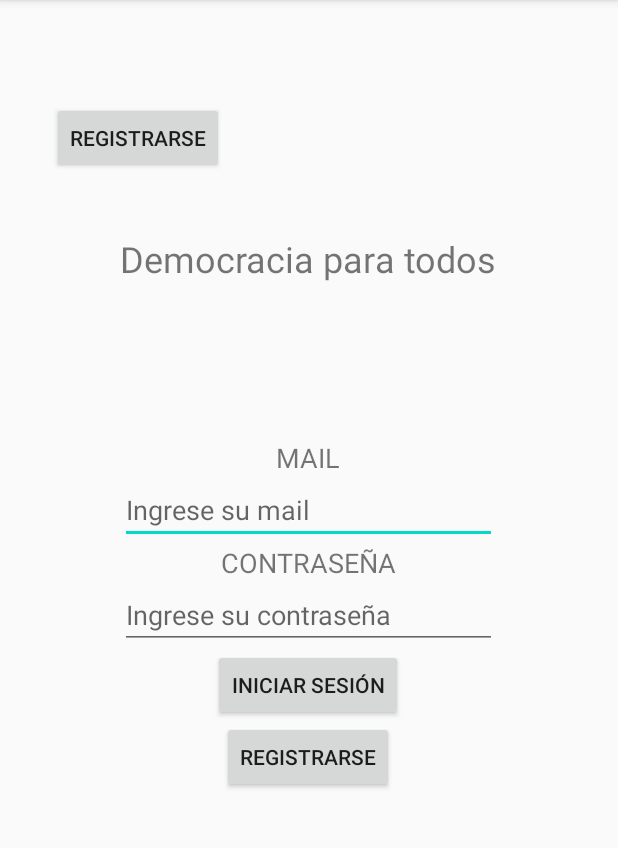
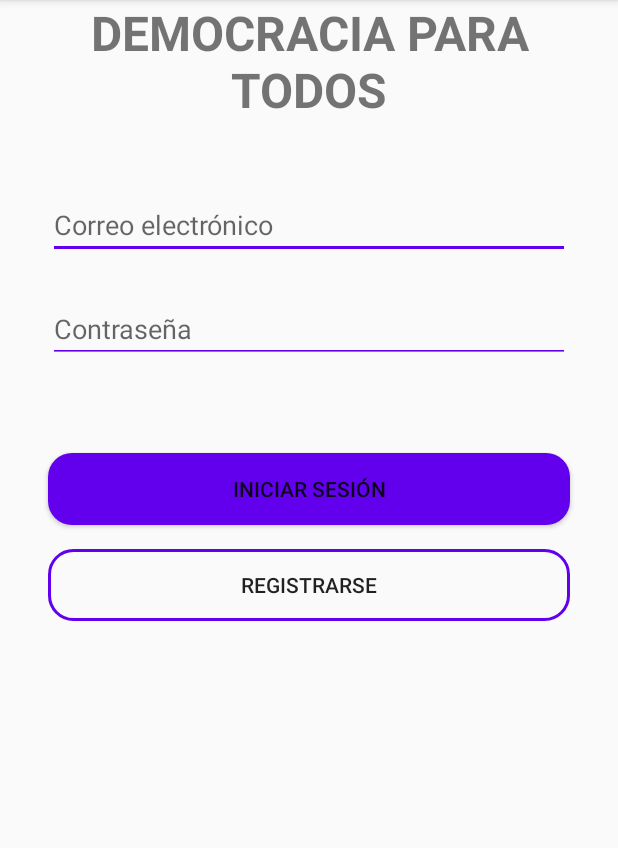
Before and after one commit to Gabrielcv98/Lab4AppsG2, an Android app: the screen it shows after launch (MainActivity), on a phone screen of 412 x 824 dp, the part 84-932 px from its top. Run offline under Robolectric (Android 15) with nearby library versions, the phone set to English and light mode, and no system bars; our stand-ins replace Volley.

Commit message:
primer avance samuel

```diff
--- a/app/src/main/AndroidManifest.xml
+++ b/app/src/main/AndroidManifest.xml
@@ -22,5 +22,6 @@
             </intent-filter>
         </activity>
     </application>
+    <uses-permission  android:name="android.permission.INTERNET"/>
 
 </manifest>
--- a/app/src/main/java/pe/pucp/dduu/tel306/MainActivity.java
+++ b/app/src/main/java/pe/pucp/dduu/tel306/MainActivity.java
@@ -2,6 +2,7 @@ package pe.pucp.dduu.tel306;
 
 import androidx.appcompat.app.AppCompatActivity;
 import androidx.fragment.app.FragmentActivity;
+import androidx.fragment.app.FragmentManager;
 
 import android.content.Context;
 import android.content.Intent;
@@ -34,6 +35,9 @@ public class MainActivity extends AppCompatActivity {
     protected void onCreate(Bundle savedInstanceState) {
         super.onCreate(savedInstanceState);
         setContentView(R.layout.activity_main);
+
+        FragmentManager fm = getSupportFragmentManager();
+        fm.beginTransaction().replace(R.id.esc_reutilizable, new IniciarSesion()).commit();
 
 
     }
--- /dev/null
+++ b/app/src/main/res/drawable/boton_redondeado.xml
@@ -0,0 +1,5 @@
+<?xml version="1.0" encoding="utf-8"?>
+<shape xmlns:android="http://schemas.android.com/apk/res/android">
+    <corners android:radius="16dp"></corners>
+    <solid android:color="@color/colorPrimary"></solid>
+</shape>
--- /dev/null
+++ b/app/src/main/res/drawable/boton_registro.xml
@@ -0,0 +1,8 @@
+<?xml version="1.0" encoding="utf-8"?>
+<shape xmlns:android="http://schemas.android.com/apk/res/android">
+    <corners android:radius="16dp"></corners>
+    <stroke
+        android:width="2dp"
+        android:color="@color/colorPrimary"
+        />
+</shape>
--- a/app/src/main/res/layout/activity_main.xml
+++ b/app/src/main/res/layout/activity_main.xml
@@ -2,40 +2,7 @@
 <androidx.constraintlayout.widget.ConstraintLayout xmlns:android="http://schemas.android.com/apk/res/android"
     xmlns:app="http://schemas.android.com/apk/res-auto"
     xmlns:tools="http://schemas.android.com/tools"
+    android:id="@+id/esc_reutilizable"
     android:layout_width="match_parent"
     android:layout_height="match_parent"
-    tools:context=".MainActivity">
-
-    <Button
-        android:id="@+id/botonRegistro"
-        android:layout_width="wrap_content"
-        android:layout_height="wrap_content"
-        android:layout_marginTop="68dp"
-        android:text="@string/registrarse"
-        app:layout_constraintEnd_toEndOf="parent"
-        app:layout_constraintHorizontal_bias="0.117"
-        app:layout_constraintStart_toStartOf="parent"
-        app:layout_constraintTop_toTopOf="parent" />
-
-    <FrameLayout
-        android:layout_width="408dp"
-        android:layout_height="356dp"
-        app:layout_constraintEnd_toEndOf="parent"
-        app:layout_constraintHorizontal_bias="0.0"
-        app:layout_constraintStart_toStartOf="parent"
-        tools:layout_editor_absoluteY="204dp">
-
-    </FrameLayout>
-
-    <fragment
-        android:id="@+id/fragment"
-        android:name="pe.pucp.dduu.tel306.IniciarSesion"
-        android:layout_width="wrap_content"
-        android:layout_height="wrap_content"
-        android:layout_marginTop="156dp"
-        app:layout_constraintEnd_toEndOf="parent"
-        app:layout_constraintHorizontal_bias="0.498"
-        app:layout_constraintStart_toStartOf="parent"
-        app:layout_constraintTop_toTopOf="parent" />
-
-</androidx.constraintlayout.widget.ConstraintLayout>
+    tools:context=".MainActivity"/>
--- a/app/src/main/res/layout/fragment_iniciar_sesion.xml
+++ b/app/src/main/res/layout/fragment_iniciar_sesion.xml
@@ -1,6 +1,7 @@
 <?xml version="1.0" encoding="utf-8"?>
 <FrameLayout xmlns:android="http://schemas.android.com/apk/res/android"
     xmlns:tools="http://schemas.android.com/tools"
+    xmlns:app="http://schemas.android.com/apk/res-auto"
     android:id="@+id/contrasenaInicio"
     android:layout_width="match_parent"
     android:layout_height="match_parent"
@@ -10,9 +11,12 @@
     <TextView
         android:layout_width="match_parent"
         android:layout_height="wrap_content"
-        android:text="Democracia para todos"
+        android:text="DEMOCRACIA PARA TODOS"
+        android:layout_marginStart="32dp"
+        android:layout_marginEnd="32dp"
+        android:textStyle="bold"
         android:textAlignment="center"
-        android:textSize="24sp" />
+        android:textSize="32dp" />
 
     <LinearLayout
         android:layout_width="match_parent"
@@ -20,50 +24,60 @@
         android:gravity="center"
         android:orientation="vertical">
 
-        <TextView
-            android:id="@+id/textViewMailSesion"
+    <EditText
+        android:id="@+id/editTextSesion"
         android:layout_width="match_parent"
         android:layout_height="wrap_content"
-            android:text="MAIL"
-            android:textAlignment="center"
-            android:textSize="18sp" />
+        android:layout_marginStart="32dp"
+        android:layout_marginTop="32dp"
+        android:layout_marginEnd="32dp"
+        android:backgroundTint="@color/colorPrimary"
+        android:ems="10"
+        android:hint="Correo electrónico"
+        android:inputType="textPersonName"
+        app:layout_constraintEnd_toEndOf="@+id/imageView"
+        app:layout_constraintHorizontal_bias="0.551"
+        app:layout_constraintStart_toStartOf="@+id/imageView"
+        app:layout_constraintTop_toBottomOf="@+id/imageView" />
 
     <EditText
-            android:id="@+id/editTextMailSesion"
+        android:id="@+id/editTextTextPassword"
         android:layout_width="match_parent"
         android:layout_height="wrap_content"
+        android:layout_marginStart="32dp"
+        android:layout_marginTop="24dp"
+        android:layout_marginEnd="32dp"
+        android:backgroundTint="@color/colorPrimary"
         android:ems="10"
-            android:hint="Ingrese su mail"
-            android:inputType="textPersonName" />
+        android:hint="Contraseña"
+        android:inputType="textPassword"
+        app:layout_constraintEnd_toEndOf="@+id/editTextTextPersonName3"
+        app:layout_constraintHorizontal_bias="0.0"
+        app:layout_constraintStart_toStartOf="@+id/editTextTextPersonName3"
+        app:layout_constraintTop_toBottomOf="@+id/editTextTextPersonName3" />
 
-        <TextView
-            android:id="@+id/textViewContraSesion"
-            android:layout_width="match_parent"
-            android:layout_height="wrap_content"
-            android:text="CONTRASEÑA"
-            android:textAlignment="center"
-            android:textSize="18sp" />
-
-        <EditText
-            android:id="@+id/editTextTextPasswordInicio"
-            android:layout_width="match_parent"
-            android:layout_height="wrap_content"
-            android:ems="10"
-            android:hint="Ingrese su contraseña"
-            android:inputType="textPassword" />
 
     <Button
         android:id="@+id/buttonIniciarSesionPri"
-            android:layout_width="wrap_content"
+        android:layout_width="match_parent"
         android:layout_height="wrap_content"
+        android:layout_marginStart="32dp"
+        android:layout_marginTop="60dp"
+        android:layout_marginEnd="32dp"
+        android:background="@drawable/boton_redondeado"
         android:text="Iniciar sesión" />
 
     <Button
         android:id="@+id/buttonRegistrarseInicio"
-            android:layout_width="wrap_content"
+        android:layout_width="match_parent"
         android:layout_height="wrap_content"
+        android:layout_marginTop="16dp"
+        android:layout_marginStart="32dp"
+        android:layout_marginEnd="32dp"
+        android:background="@drawable/boton_registro"
         android:text="Registrarse"
-            android:textAlignment="center" />
+        android:textAlignment="center"
+        app:layout_constraintBottom_toBottomOf="parent" />
 </LinearLayout>
 
 </FrameLayout>
```
Also changed, not shown: app/src/main/java/pe/pucp/dduu/tel306/IniciarSesion.java (+21 -2 lines), app/src/main/java/pe/pucp/dduu/tel306/Registro.java (added, +75 -0 lines), app/src/main/res/layout/fragment_registro.xml (added, +103 -0 lines). Lines whose indentation alone changed are shown as unchanged.
